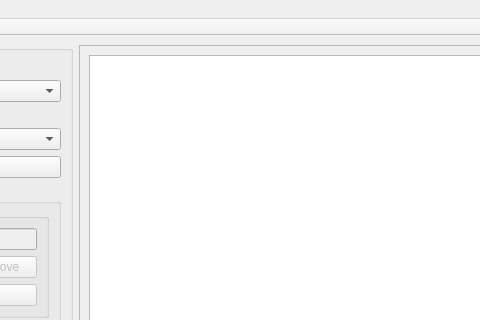
This is Lab2/mainwindow.ui in TymofiiPys/PysarenkovOOP as Qt 5 draws it before an edit; both pictures show x 174 to 654 and y 0 to 320 of the 1020 by 742 pixel window. The edited form follows.
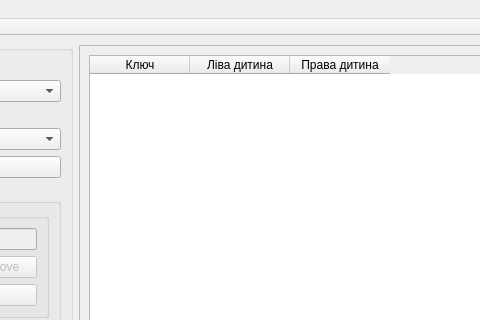
This is the edited form.

Commit message: Some more UI and backend connections

```diff
--- a/Lab2/mainwindow.ui
+++ b/Lab2/mainwindow.ui
@@ -246,10 +246,22 @@
        </property>
        <layout class="QVBoxLayout" name="verticalLayout_9">
         <item>
-         <widget class="QGraphicsView" name="graphicsView_tree">
-          <property name="alignment">
-           <set>Qt::AlignHCenter|Qt::AlignTop</set>
-          </property>
+         <widget class="QTableWidget" name="tableWidget">
+          <column>
+           <property name="text">
+            <string>Ключ</string>
+           </property>
+          </column>
+          <column>
+           <property name="text">
+            <string>Ліва дитина</string>
+           </property>
+          </column>
+          <column>
+           <property name="text">
+            <string>Права дитина</string>
+           </property>
+          </column>
          </widget>
         </item>
        </layout>
```
The commit also changes 3 other files.
